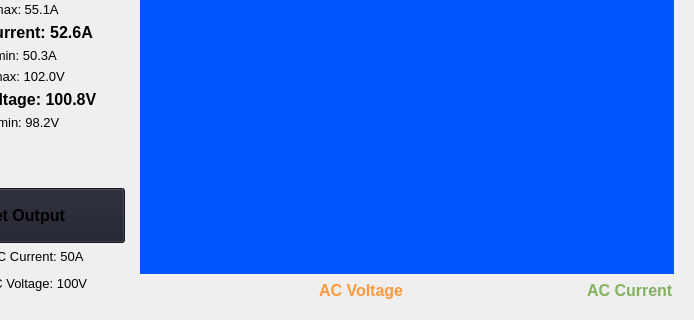
Above: mainwindow.ui from ChauLe19/MDE_HMI before the change; both pictures show x 106 to 800 and y 160 to 480 of the 800 by 480 pixel window. Below: the same form after it.
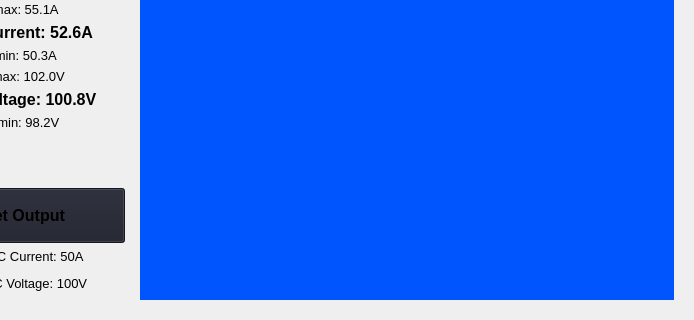
That is the form after the change. The open tabs and pages were chosen to show the change. Icons and pictures are not drawn.

The edit to the form file:
```diff
--- a/mainwindow.ui
+++ b/mainwindow.ui
@@ -577,54 +577,6 @@
                  </layout>
                 </widget>
                </item>
-               <item>
-                <layout class="QHBoxLayout" name="horizontalLayout_7">
-                 <property name="leftMargin">
-                  <number>0</number>
-                 </property>
-                 <property name="topMargin">
-                  <number>0</number>
-                 </property>
-                 <property name="rightMargin">
-                  <number>0</number>
-                 </property>
-                 <property name="bottomMargin">
-                  <number>0</number>
-                 </property>
-                 <item alignment="Qt::AlignRight">
-                  <widget class="QLabel" name="label_10">
-                   <property name="font">
-                    <font>
-                     <pointsize>12</pointsize>
-                     <bold>true</bold>
-                    </font>
-                   </property>
-                   <property name="styleSheet">
-                    <string notr="true">color: rgb(255, 153, 63)</string>
-                   </property>
-                   <property name="text">
-                    <string>AC Voltage</string>
-                   </property>
-                  </widget>
-                 </item>
-                 <item alignment="Qt::AlignRight">
-                  <widget class="QLabel" name="label_14">
-                   <property name="font">
-                    <font>
-                     <pointsize>12</pointsize>
-                     <bold>true</bold>
-                    </font>
-                   </property>
-                   <property name="styleSheet">
-                    <string notr="true">color: rgb(130, 178, 95);</string>
-                   </property>
-                   <property name="text">
-                    <string>AC Current</string>
-                   </property>
-                  </widget>
-                 </item>
-                </layout>
-               </item>
               </layout>
              </item>
             </layout>
```
Left out of the diff: 2 changed lines with no effect on the pictures.
